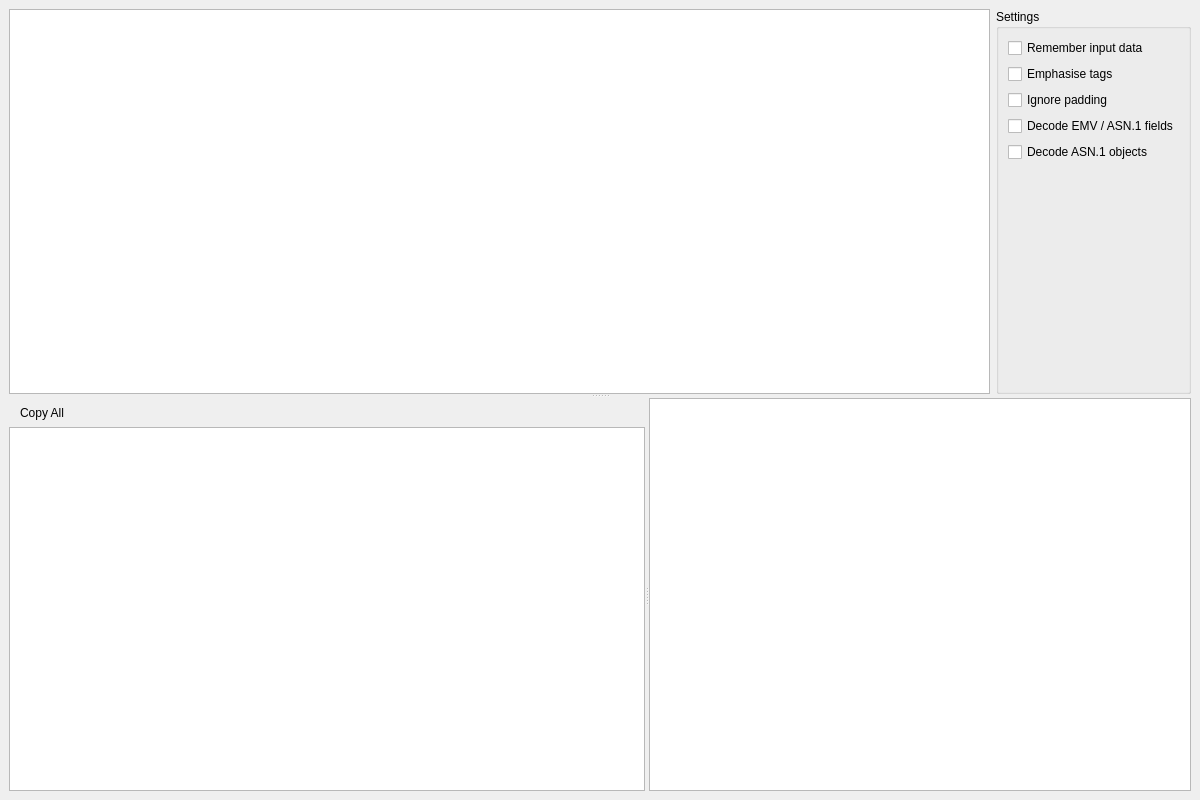
Qt form viewer/emv-viewer-mainwindow.ui (openemv/emv-utils) before a commit.
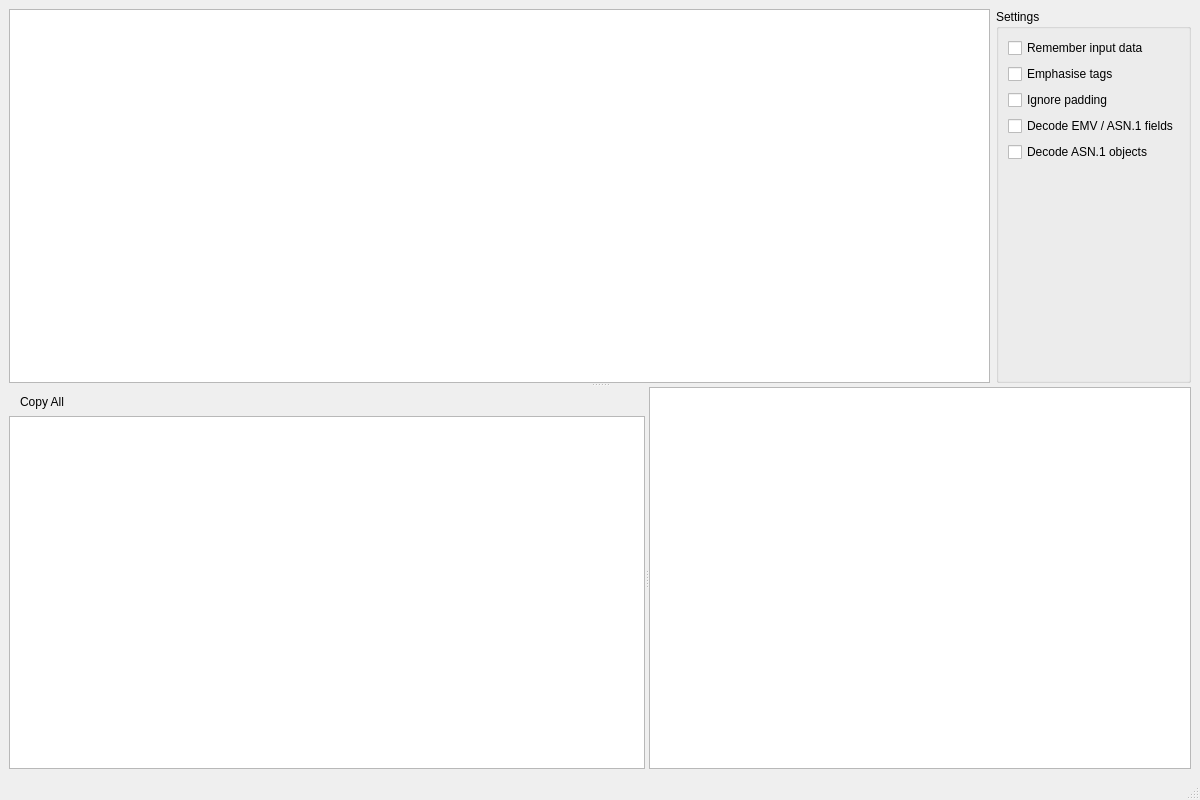
The same form after that commit. Icons and pictures are not drawn. Custom widgets are drawn as their Qt base class.

Commit message:
Implement status bar and parsing signal for emv-viewer
* Add a status to emv-viewer
* Add EmvTreeView::populateItemsCompleted signal
* Refactor both instances of EmvTreeView::populateItems() for uniform
  processing of invalid characters, counting of total fields parsed, and
  emitting the EmvTreeView::populateItemsCompleted signal
* Show parsing details as a status bar message without a timeout
* Show clipboard copy details as a status bar message with a 2s timeout

Patch:
```diff
--- a/viewer/emv-viewer-mainwindow.ui
+++ b/viewer/emv-viewer-mainwindow.ui
@@ -196,6 +196,7 @@
     </item>
    </layout>
   </widget>
+  <widget class="QStatusBar" name="statusBar"/>
   <action name="actionCopyAll">
    <property name="icon">
     <iconset theme="edit-copy"/>
```
The commit also changes 4 other files.
